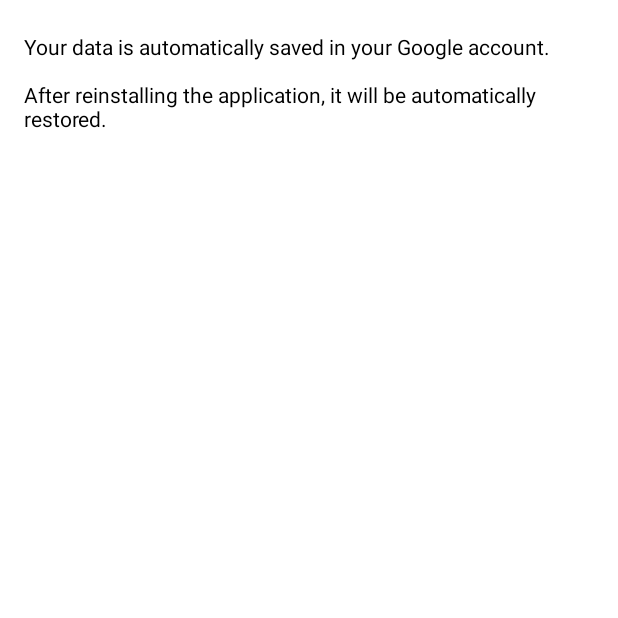
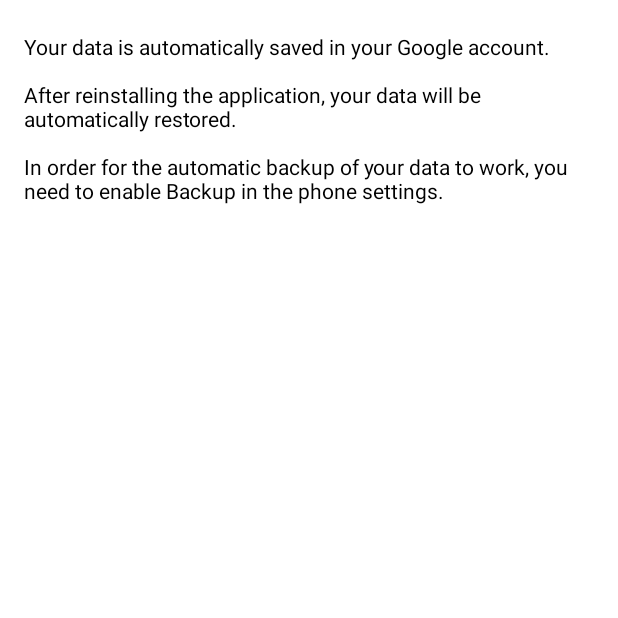
Before and after one commit to VitaliyBelyaev/WishApp, an Android app built with Jetpack Compose: the composable BackupSheetContent shown on its own in the app's theme, on a phone screen of 412 x 824 dp, the top half of it. Run offline under Robolectric (Android 15) with nearby library versions, the phone set to English and light mode, and no system bars; 2 statements that could not run were skipped.

Commit message:
Update backup description

```diff
--- a/app/src/main/res/values/strings.xml
+++ b/app/src/main/res/values/strings.xml
@@ -21,5 +21,5 @@
     <string name="theme_system_description">The same as on the device</string>
     <string name="theme_dark">Dark</string>
     <string name="theme_light">Light</string>
-    <string name="backup_description">Your data is automatically saved in your Google account.\n\nAfter reinstalling the application, it will be automatically restored.</string>
+    <string name="backup_description">Your data is automatically saved in your Google account.\n\nAfter reinstalling the application, your data will be automatically restored.\n\nIn order for the automatic backup of your data to work, you need to enable Backup in the phone settings.</string>
 </resources>
```
Also changed, not shown: 1 other file.
